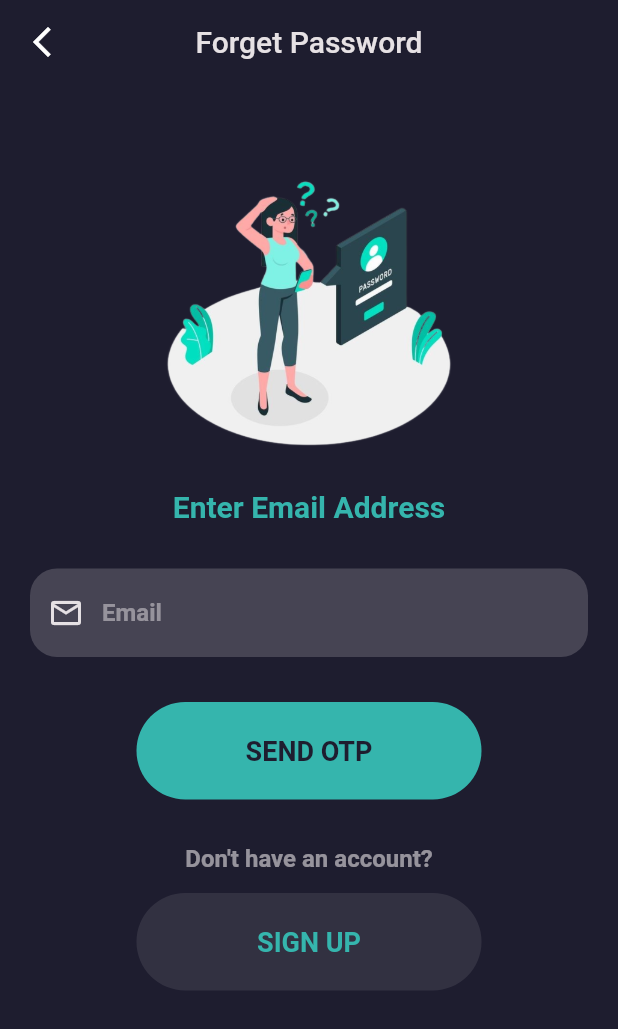
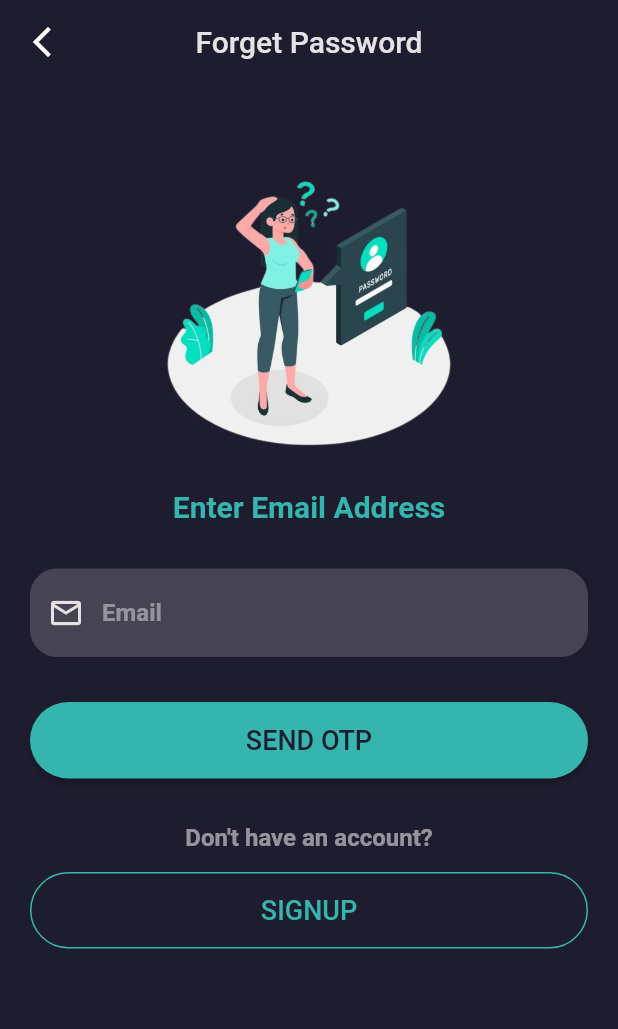
Before and after one commit to AyushPanchal/Firebase-Login-App, a Flutter app: the ForgetPasswordPage screen opened directly, on a phone screen of 412 x 824 dp. Shown: the top 1029 px of the screen. Run offline on Flutter 3.47's test engine with Material 2 defaults, Android fonts, the phone set to English and light mode, and no system bars; our stand-ins replace firebase_auth, firebase_core, get, pinput; accounts and stored records are empty.

Commit message:
Made some ui changes..

```diff
--- a/lib/constants/dimensions.dart
+++ b/lib/constants/dimensions.dart
@@ -1,6 +1,15 @@
+import 'package:flutter/material.dart';
+import 'package:get/get.dart';
+
 class Dimensions {
+  //Getting the screen height and width size.
+  static double height = Get.context!.height; // 856.72
+  static double width = Get.context!.width; // 392.72
+
   //Constant margin/padding/height/width - 10
   static const double h10 = 10;
+  //Constant margin/padding/height/width - 15
+  static const double h15 = 15;
   //Constant margin/padding/height/width - 20
   static const double h20 = 20;
 }
--- /dev/null
+++ b/lib/constants/exports_constants.dart
@@ -0,0 +1,3 @@
+export 'colors.dart';
+export 'dimensions.dart';
+export 'strings.dart';
--- /dev/null
+++ b/lib/constants/strings.dart
@@ -0,0 +1,3 @@
+const String kWelcomePageTitle = 'Welcome to eventoV';
+const String kLogin = 'LOGIN';
+const String kSignUp = 'SIGNUP';
--- a/lib/controllers/auth_data_controller.dart
+++ b/lib/controllers/auth_data_controller.dart
@@ -13,8 +13,7 @@ class AuthDataController extends GetxController {
 
   //fields in signup form
   String get fullName => fullNameController.text;
-  String get phoneNumber =>
-      countryCodeController.text + phoneNumberController.text;
+  String get phoneNumber => phoneNumberController.text;
   String get email => emailController.text;
   String get emailOrPhoneNumber => emailOrPhoneNumberController.text;
   String get password => passwordController.text;
@@ -23,7 +22,7 @@ class AuthDataController extends GetxController {
   //Login page textFormField controllers
   final loginEmailController = TextEditingController();
   final loginPasswordController = TextEditingController();
-  final loginEmailOrPhoneNumberController = TextEditingController();
+  final loginEmailOrPhoneNumberController = TextEditingController(text: '+91');
 
   //fields for login page
   String get loginEmail => loginEmailController.text;
--- a/lib/controllers/validation_controller.dart
+++ b/lib/controllers/validation_controller.dart
@@ -4,6 +4,7 @@ import 'package:login_app_firebase/controllers/auth_data_controller.dart';
 
 class ValidationController extends GetxController {
   final _authData = Get.find<AuthDataController>();
+
   //To check if form in signup is validated or not!
   final RxBool isFormValidated = false.obs;
   final RxBool isLoginFormValidated = false.obs;
--- a/lib/helper/dependency_injection.dart
+++ b/lib/helper/dependency_injection.dart
@@ -4,7 +4,7 @@ import 'package:login_app_firebase/controllers/validation_controller.dart';
 import 'package:login_app_firebase/controllers/auth_data_controller.dart';
 
 void init() {
-  Get.lazyPut(() => AuthDataController());
-  Get.lazyPut(() => AuthController());
-  Get.lazyPut(() => ValidationController());
+  Get.lazyPut(() => AuthDataController(), fenix: true);
+  Get.lazyPut(() => AuthController(), fenix: true);
+  Get.lazyPut(() => ValidationController(), fenix: true);
 }
--- a/lib/main.dart
+++ b/lib/main.dart
@@ -1,5 +1,7 @@
 import 'package:firebase_core/firebase_core.dart';
 import 'package:flutter/material.dart';
+import 'package:login_app_firebase/screens/auth_screens/welcome_page.dart';
+import 'helper/routes.dart';
 import 'screens/auth_screens/auth_exports.dart';
 import './helper/dependency_injection.dart';
 import 'package:get/get.dart';
@@ -11,7 +13,7 @@ Future<void> main() async {
   runApp(
     GetMaterialApp(
       routes: {
-        '/': (context) => const LoginPage(),
+        '/': (context) => const ForgetPasswordPage(),
         LoginPage.id: (context) => const LoginPage(),
         SignupPage.id: (context) => const SignupPage(),
         OtpPage.id: (context) => const OtpPage(),
--- a/lib/screens/auth_screens/auth_exports.dart
+++ b/lib/screens/auth_screens/auth_exports.dart
@@ -2,3 +2,4 @@ export 'signup_page.dart';
 export 'login_page.dart';
 export 'otp_page.dart';
 export 'forget_password_page.dart';
+export 'welcome_page.dart';
--- a/lib/screens/auth_screens/forget_password_page.dart
+++ b/lib/screens/auth_screens/forget_password_page.dart
@@ -1,5 +1,6 @@
 import 'package:flutter/material.dart';
 import 'package:login_app_firebase/constants/dimensions.dart';
+import 'package:login_app_firebase/constants/exports_constants.dart';
 import 'otp_page.dart';
 import 'signup_page.dart';
 import 'package:login_app_firebase/widgets/custom_button.dart';
@@ -7,7 +8,7 @@ import 'package:login_app_firebase/widgets/custom_text_field.dart';
 import '../../constants/colors.dart';
 
 class ForgetPasswordPage extends StatefulWidget {
-  static const id = "forget_password_page_id";
+  static const String id = "forget_password_page_id";
   const ForgetPasswordPage({Key? key}) : super(key: key);
 
   @override
@@ -30,6 +31,7 @@ class _ForgetPasswordPageState extends State<ForgetPasswordPage> {
         leading: const Icon(Icons.arrow_back_ios_new),
       ),
       body: SingleChildScrollView(
+        reverse: true,
         child: Padding(
           padding: const EdgeInsets.all(Dimensions.h20),
           child: Column(
@@ -69,7 +71,24 @@ class _ForgetPasswordPageState extends State<ForgetPasswordPage> {
                   onTap: () {
                     Navigator.pushNamed(context, OtpPage.id);
                   },
-                  child: CustomButton(textData: "SEND OTP")),
+                  child: SizedBox(
+                    width: double.maxFinite,
+                    child: ElevatedButton(
+                      style: ElevatedButton.styleFrom(
+                        primary: AppColours.componentsColor,
+                        padding: EdgeInsets.symmetric(vertical: Dimensions.h15),
+                        shape: RoundedRectangleBorder(
+                          borderRadius: BorderRadius.circular(36),
+                        ),
+                      ),
+                      onPressed: () {},
+                      child: Text(
+                        'SEND OTP',
+                        style: TextStyle(
+                            fontSize: 18, color: AppColours.primaryColor),
+                      ),
+                    ),
+                  )),
               SizedBox(
                 height: Dimensions.h20 * 3 / 2,
               ),
@@ -87,10 +106,23 @@ class _ForgetPasswordPageState extends State<ForgetPasswordPage> {
                 onTap: () {
                   Navigator.pushNamed(context, SignupPage.id);
                 },
-                child: CustomButton(
-                  textData: "SIGN UP",
-                  backgroundColor: AppColours.activeColor.withOpacity(0.1),
-                  textDataColor: AppColours.componentsColor,
+                child: SizedBox(
+                  width: double.maxFinite,
+                  child: OutlinedButton(
+                    style: OutlinedButton.styleFrom(
+                      side: BorderSide(color: AppColours.componentsColor),
+                      padding: EdgeInsets.symmetric(vertical: Dimensions.h15),
+                      shape: RoundedRectangleBorder(
+                        borderRadius: BorderRadius.circular(36),
+                      ),
+                    ),
+                    onPressed: () {},
+                    child: Text(
+                      kSignUp,
+                      style: TextStyle(
+                          fontSize: 18, color: AppColours.componentsColor),
+                    ),
+                  ),
                 ),
               )
             ],
--- a/lib/screens/auth_screens/otp_page.dart
+++ b/lib/screens/auth_screens/otp_page.dart
@@ -26,6 +26,7 @@ class _OtpPageState extends State<OtpPage> {
       body: Padding(
         padding: const EdgeInsets.symmetric(horizontal: 40.0),
         child: SingleChildScrollView(
+          reverse: true,
           child: Column(
             crossAxisAlignment: CrossAxisAlignment.start,
             children: <Widget>[
--- a/lib/screens/auth_screens/signup_page.dart
+++ b/lib/screens/auth_screens/signup_page.dart
@@ -46,6 +46,7 @@ class _SignupPageState extends State<SignupPage> {
       ),
       backgroundColor: AppColours.primaryColor,
       body: SingleChildScrollView(
+        reverse: true,
         child: Obx(() {
           return Stack(
             alignment: Alignment.center,
--- a/lib/screens/home_page.dart
+++ b/lib/screens/home_page.dart
@@ -16,7 +16,7 @@ class _HomePageState extends State<HomePage> {
     return Scaffold(
       body: Column(
         mainAxisAlignment: MainAxisAlignment.center,
-        children: [
+        children: <Widget>[
           Center(
             child: Text(_authController.currentUser.value!.uid),
           ),
@@ -27,7 +27,7 @@ class _HomePageState extends State<HomePage> {
               },
               child: const Text('Sign out'),
             ),
-          )
+          ),
         ],
       ),
     );
--- a/lib/widgets/custom_button.dart
+++ b/lib/widgets/custom_button.dart
@@ -21,7 +21,7 @@ class CustomButton extends StatelessWidget {
         borderRadius: BorderRadius.circular(50),
       ),
       height: 65,
-      width: 230,
+      width: double.infinity,
       child: Center(
         child: Text(
           textData,
```
Also changed, not shown: lib/controllers/auth_controller.dart (+22 -24 lines), lib/helper/routes.dart (added, +11 -0 lines), lib/models/user_model.dart (added, +81 -0 lines), lib/screens/auth_screens/login_page.dart (+6 -3 lines), lib/screens/auth_screens/welcome_page.dart (added, +124 -0 lines), assets/images/Team_illustration.png (added), lib/constants/app_constants.dart (added).
